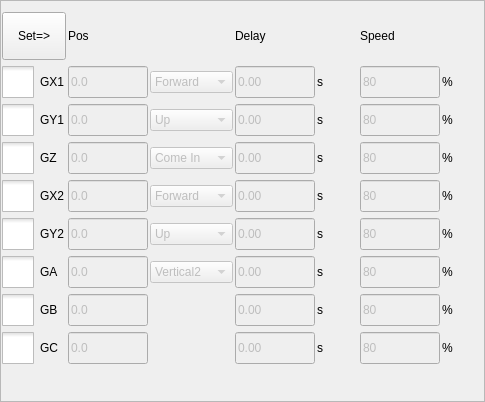
First picture: the form in hcinstruction/actionsettingframe.ui, repository GaussCheng/2-5AxisPunch, before the edit.
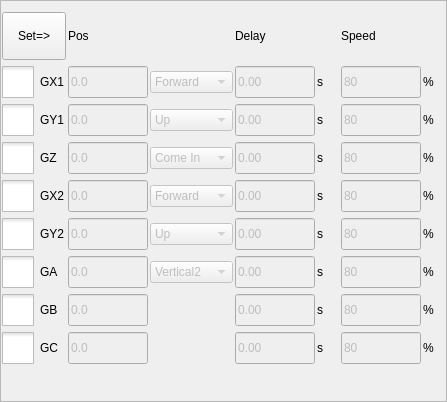
Second picture: the form after the edit. Icons and pictures are not drawn. Custom widgets are drawn as their Qt base class.

```diff
--- a/hcinstruction/actionsettingframe.ui
+++ b/hcinstruction/actionsettingframe.ui
@@ -6,7 +6,7 @@
    <rect>
     <x>0</x>
     <y>0</y>
-    <width>485</width>
+    <width>447</width>
     <height>402</height>
    </rect>
   </property>
```
